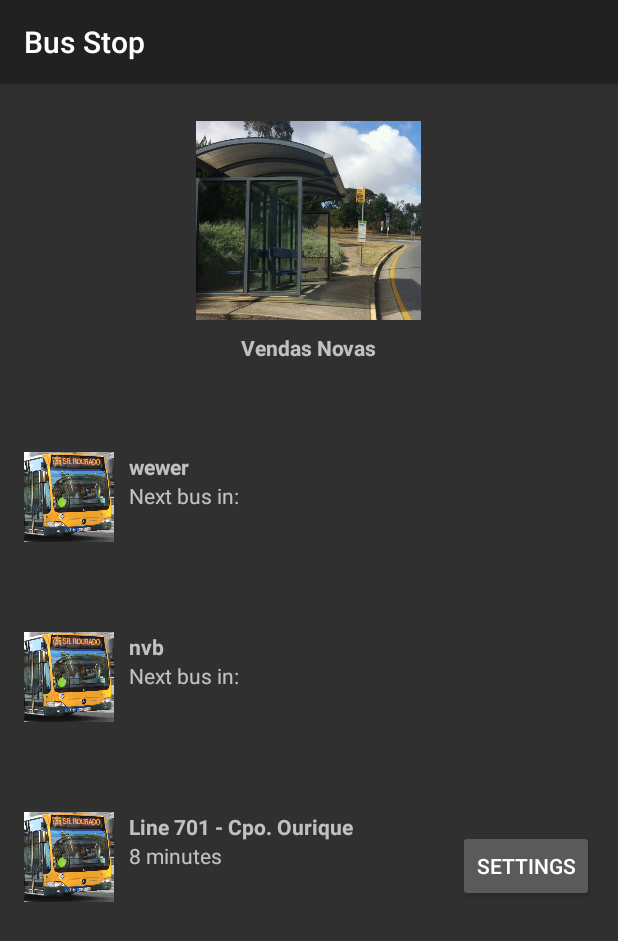
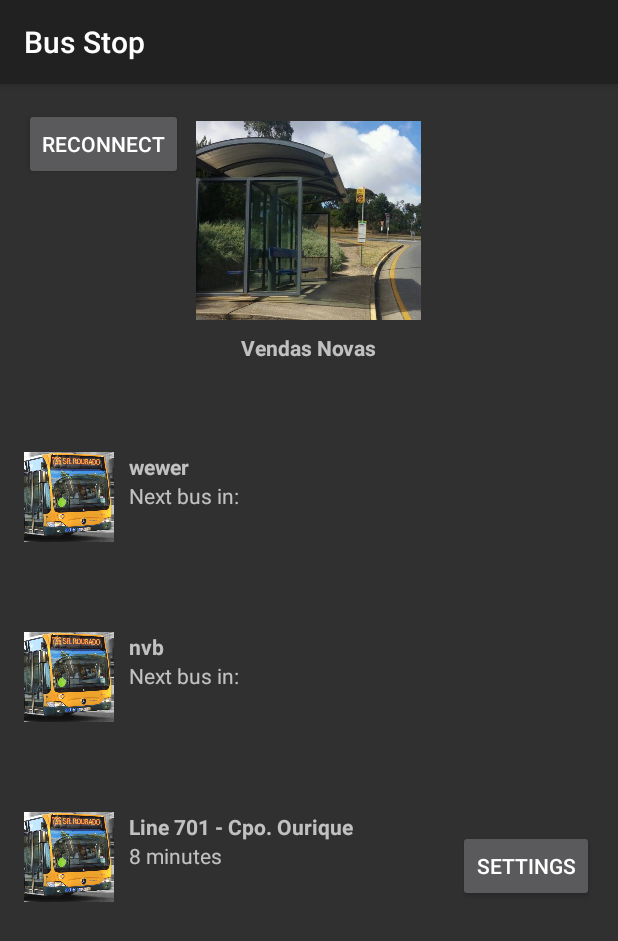
Before and after one commit to ruskam/bUser, an Android app: the BusStopAct screen opened directly, with no data from a screen before it, on a phone screen of 412 x 824 dp. Shown: the top 941 px of the screen. Run offline under Robolectric (Android 15) with nearby library versions, the light colour scheme and no system bars; libraries missing offline, so code that uses them is left out: org.springframework.http, org.springframework.web; 3 statements that could not run were skipped.

Commit message:
added reconnect button to activity bus stop

```diff
--- a/app/src/main/res/layout/activity_bus_stop.xml
+++ b/app/src/main/res/layout/activity_bus_stop.xml
@@ -133,6 +133,16 @@
             android:layout_marginBottom="37dp"
             android:onClick="displaySettings"
             android:text="@string/settings" />
+        <Button
+            android:id="@+id/button_retry"
+            android:layout_width="wrap_content"
+            android:layout_height="wrap_content"
+            android:layout_alignParentStart="true"
+            android:layout_alignParentTop="true"
+            android:layout_gravity="right"
+            android:layout_marginBottom="37dp"
+            android:text="Reconnect"
+            />
 
 
     </RelativeLayout>
```
